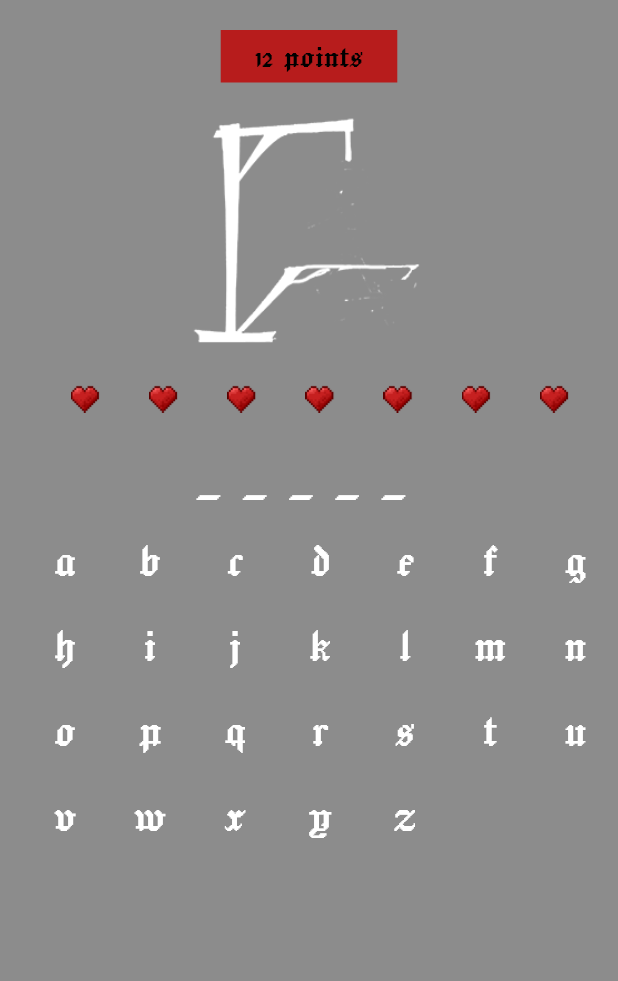
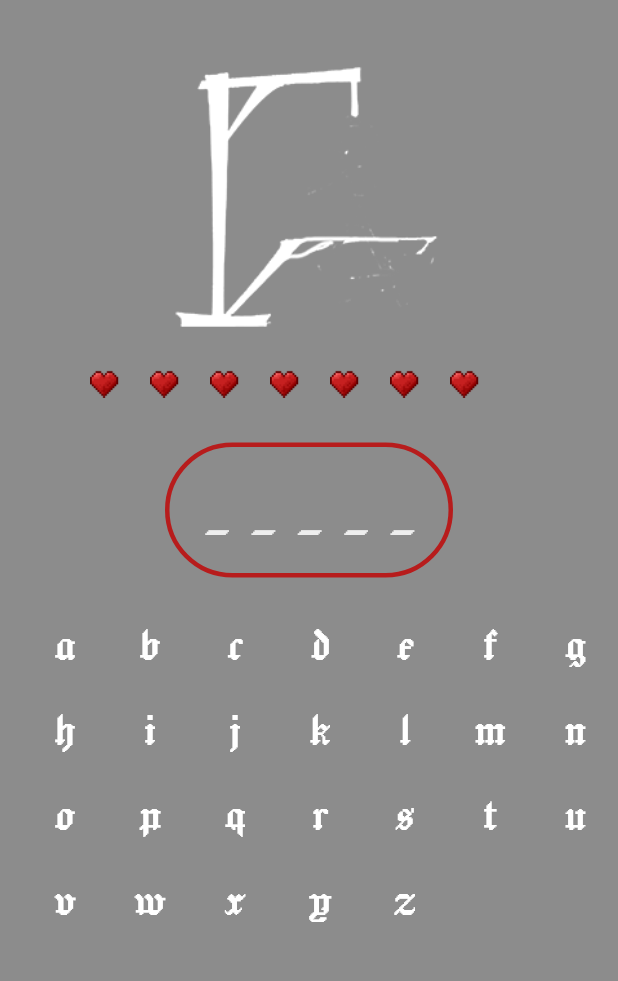
Before and after one commit to JayWoodroffe/Hangman_Game, a Flutter app: the screen it shows after launch, on a phone screen of 412 x 824 dp, the part 84-1065 px from its top. Run offline on Flutter 3.47's test engine with Material 3 defaults, Android fonts, the phone set to English and light mode, and no system bars.

Commit message:
word updates
reducing lives for wrong guesses, changing the color of guessed letters, changing the displayed word as correct letters are guessed

```diff
--- a/lib/screens/game_screen.dart
+++ b/lib/screens/game_screen.dart
@@ -1,3 +1,5 @@
+// ignore_for_file: prefer_const_constructors
+
 import 'dart:math';
 
 import 'package:flutter/material.dart';
@@ -13,18 +15,22 @@ class GameScreen extends StatefulWidget {
 class _GameScreenState extends State<GameScreen> {
   int lives = 7;
 
-  //randomly selecting a word from the list
+  List guessedLetters = [];
+
+  //randomly selecting a word from the list upon running
   String word = wordsList[Random().nextInt(wordsList.length)];
 
   //generate row of hearts
   Widget _buildLivesDisplay() {
-    return Row(
-      mainAxisAlignment: MainAxisAlignment.spaceEvenly,
+    return Container(
+      margin: EdgeInsets.only(left: 25),
+      child: Row(
+        mainAxisAlignment: MainAxisAlignment.start,
         children: List.generate(
           lives,
           (index) => const Padding(
             padding: EdgeInsets.only(
-            left: 15,
+              left: 10,
             ),
             child: Image(
               width: 30,
@@ -33,15 +39,17 @@ class _GameScreenState extends State<GameScreen> {
             ),
           ),
         ),
+      ),
     );
   }
 
   //managing how the semi-guessed word is displayed
   String _handleText() {
-    String displayedWord = "";
-    List guessedLetters = [];
+    String displayedWord = " ";
+
     for (int i = 0; i < word.length; i++) {
       String char = word[i];
+      //if the current character has been guessed already, it will be included in the guessedLetters list and can be displayed
       if (guessedLetters.contains(char)) {
         displayedWord += "$char ";
       } else {
@@ -49,6 +57,36 @@ class _GameScreenState extends State<GameScreen> {
       }
     }
     return displayedWord;
+  }
+
+  _checkLetter(String letter) {
+    if (word.contains(letter)) {
+      setState(() {
+        guessedLetters.add(letter);
+      });
+    } else {
+      if (lives >= 1) {
+        setState(() {
+          guessedLetters.add(letter);
+          lives--;
+        });
+      } else {
+        print("You lost");
+      }
+    }
+    bool wordCompleted = true;
+    for (int i = 0; i < word.length; i++) {
+      String char = word[i];
+      if (!guessedLetters.contains(char)) {
+        setState(() {
+          wordCompleted = false;
+        });
+        break;
+      }
+      if (wordCompleted) {
+        print("Won");
+      }
+    }
   }
 
   @override
@@ -85,25 +123,30 @@ class _GameScreenState extends State<GameScreen> {
           child: Column(
             children: [
               //points display
-              Container(
-                decoration: BoxDecoration(color: Colors.red.shade900),
-                alignment: Alignment.center,
-                margin: EdgeInsets.only(top: 20),
-                width: MediaQuery.of(context).size.width / 3.5,
-                height: 35,
-                child: Center(
-                    child: Text("12 points",
-                        style: gothicTextStyle(
-                            24, Colors.black, FontWeight.w300))),
-              ),
+              //TODO: decide if points even make sense(tutorial gives 5 points for each correctly guessed letter??)
+              // Align(
+              //   alignment: Alignment.centerLeft,
+              //   child: Container(
+              //     decoration: BoxDecoration(
+              //         color: Colors.red.shade900,
+              //         borderRadius: BorderRadius.circular(15)),
+              //     margin: EdgeInsets.only(top: 20, left: 30),
+              //     width: MediaQuery.of(context).size.width / 3.5,
+              //     height: 35,
+              //     child: Center(
+              //         child: Text("12 points",
+              //             style: gothicTextStyle(
+              //                 24, Colors.black, FontWeight.w300))),
+              //   ),
+              // ),
 
-              SizedBox(height: 20),
+              SizedBox(height: 40),
 
               //hangman image
               Image(
-                width: 155,
-                height: 155,
-                image: AssetImage("resources/images/hangman0.png"),
+                width: 180,
+                height: 180,
+                image: AssetImage(images[7 - lives]),
                 fit: BoxFit.cover,
                 color: Colors.white,
               ),
@@ -118,9 +161,16 @@ class _GameScreenState extends State<GameScreen> {
               SizedBox(height: 10),
 
               //the word
-              Text(
+              Container(
+                margin: EdgeInsets.symmetric(vertical: 20),
+                padding: EdgeInsets.all(10),
+                decoration: BoxDecoration(
+                    borderRadius: BorderRadius.circular(50),
+                    border: Border.all(color: Colors.red.shade900, width: 3)),
+                child: Text(
                   _handleText(),
-                style: gothicTextStyle(45, Colors.white),
+                  style: gothicTextStyle(45, Colors.grey[200]),
+                ),
               ),
 
               //keyboard
@@ -131,12 +181,19 @@ class _GameScreenState extends State<GameScreen> {
                 physics: NeverScrollableScrollPhysics(),
                 children: letters.map((alphabet) {
                   return InkWell(
+                    onTap: guessedLetters.contains(alphabet)
+                        ? null
+                        : () => _checkLetter(alphabet),
                     child: Center(
                       child: Padding(
                         padding: const EdgeInsets.only(bottom: 8.0),
                         child: Text(
                           alphabet,
-                          style: gothicTextStyle(35, Colors.white),
+                          style: gothicTextStyle(
+                              35,
+                              guessedLetters.contains(alphabet)
+                                  ? Colors.red.shade900
+                                  : Colors.white),
                         ),
                       ),
                     ),
--- a/lib/utils.dart
+++ b/lib/utils.dart
@@ -8,6 +8,17 @@ TextStyle gothicTextStyle(double size, [Color? color, FontWeight? fw]) {
     fontWeight: fw,
   );
 }
+
+List images = [
+  "resources/images/hangman0.png",
+  "resources/images/hangman1.png",
+  "resources/images/hangman2.png",
+  "resources/images/hangman3.png",
+  "resources/images/hangman4.png",
+  "resources/images/hangman5.png",
+  "resources/images/hangman6.png",
+  "resources/images/hangman7.png"
+];
 
 List<String> letters = [
   'a',
@@ -39,34 +50,63 @@ List<String> letters = [
 ];
 
 List<String> wordsList = [
-  'lemon',
-  'river',
-  'spark',
-  'glide',
-  'toast',
-  'echo',
-  'breeze',
-  'flame',
-  'cloud',
-  'mirror',
-  'stone',
-  'jungle',
-  'crisp',
-  'maple',
+  'shadow',
+  'crypt',
+  'raven',
+  'widow',
+  'phantom',
+  'curse',
+  'cemetery',
+  'midnight',
   'whisper',
-  'trail',
-  'shadow',
-  'drift',
-  'orbit',
-  'frost',
-  'velvet',
-  'lantern',
-  'quilt',
-  'ripple',
-  'blink',
-  'ember',
-  'clover',
-  'hush',
-  'groove',
-  'plume',
+  'vampire',
+  'gloom',
+  'banshee',
+  'fog',
+  'howl',
+  'dread',
+  'haunt',
+  'ashes',
+  'grave',
+  'sorrow',
+  'cobweb',
+  'wraith',
+  'tomb',
+  'abyss',
+  'mourning',
+  'nocturne',
+  'hollow',
+  'specter',
+  'witch',
+  'ghoul',
+  'serpent',
+  'cauldron',
+  'possessed',
+  'thorns',
+  'ritual',
+  'reaper',
+  'shroud',
+  'catacomb',
+  'screech',
+  'potion',
+  'chill',
+  'eerie',
+  'moonlit',
+  'bewitch',
+  'sinister',
+  'bones',
+  'cursed',
+  'veil',
+  'lurking',
+  'darkness',
+  'grimoire',
+  'omen',
+  'hags',
+  'nightfall',
+  'demonic',
+  'torment',
+  'silhouette',
+  'blackout',
+  'gallows',
+  'macabre',
 ];
```
Lines whose indentation alone changed are shown as unchanged.
